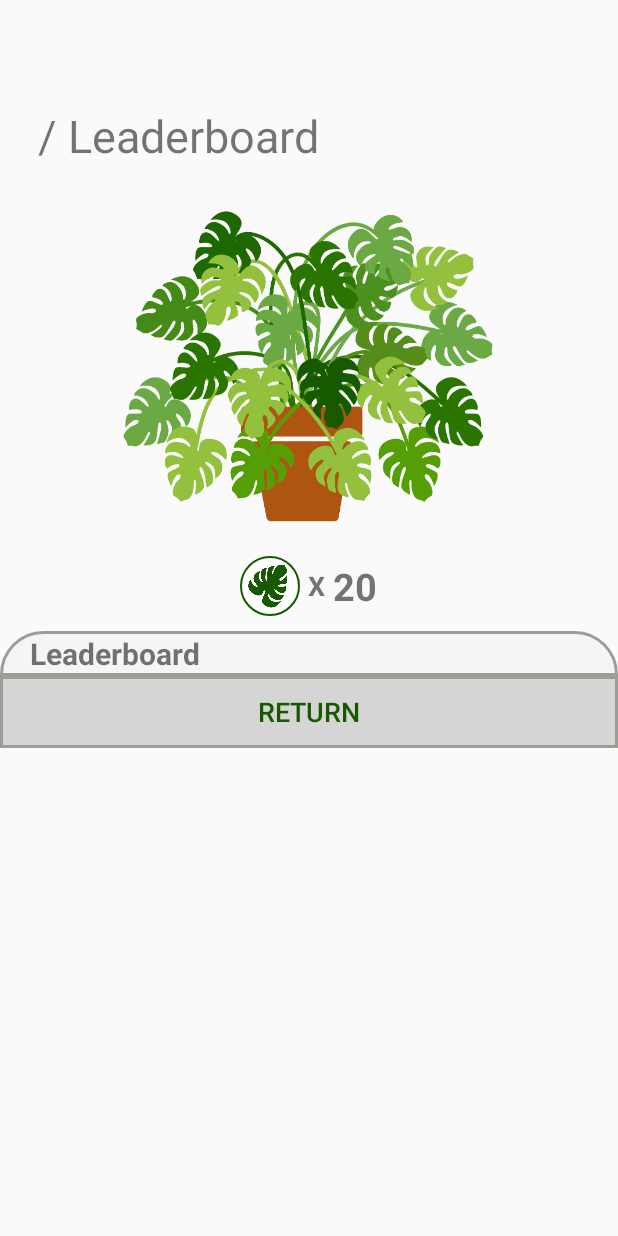
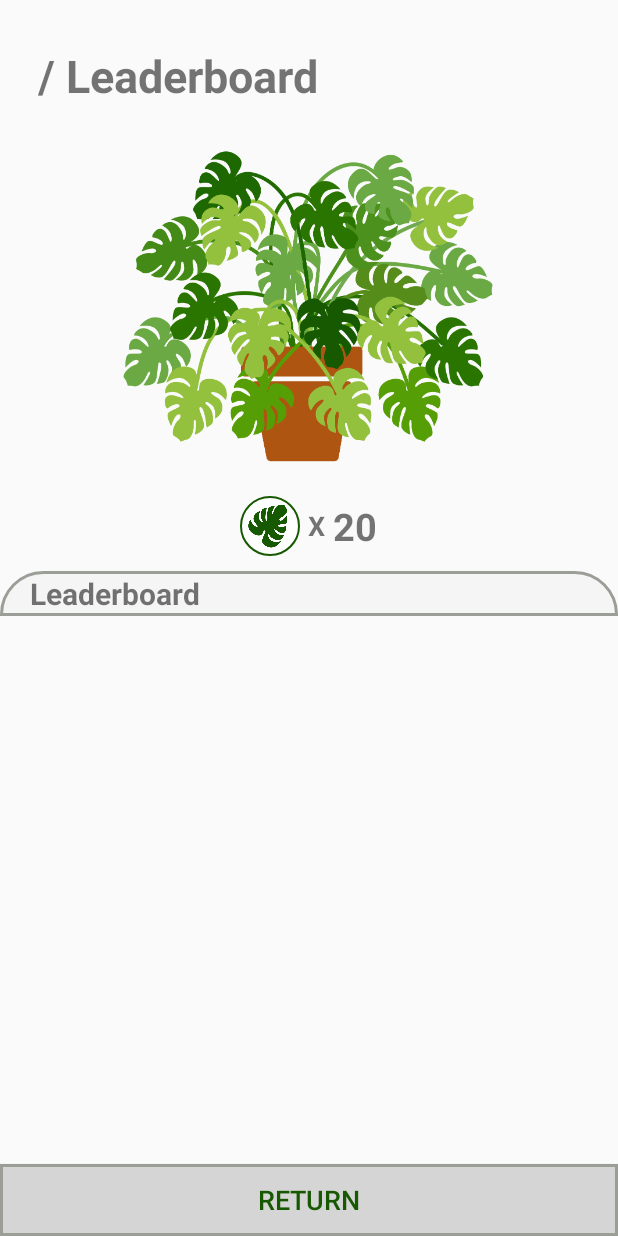
Before and after one commit to andy-cameron/Green_Leaf, an Android app: the LeaderboardScreenFragment screen opened directly, with no data from a screen before it, on a phone screen of 412 x 824 dp. Run offline under Robolectric (Android 15) with nearby library versions, the phone set to English and light mode, and no system bars; our stand-ins replace Firebase (no records; nobody signed in at launch, a user with empty details on screens opened directly); 1 statement that could not run was skipped.

Commit message:
Fixed return button on leaderboard

```diff
--- a/app/src/main/res/layout/fragment_leaderboard_screen.xml
+++ b/app/src/main/res/layout/fragment_leaderboard_screen.xml
@@ -2,7 +2,7 @@
 <LinearLayout
 xmlns:android="http://schemas.android.com/apk/res/android"
 android:layout_width="match_parent"
-android:layout_height="wrap_content"
+android:layout_height="match_parent"
 android:orientation="vertical">
 
     <LinearLayout
@@ -12,13 +12,14 @@ android:orientation="vertical">
         android:gravity="center"
         android:orientation="vertical"
         android:paddingHorizontal="25dp"
-    android:layout_marginTop="@dimen/heading_padding">
+        android:layout_marginTop="30dp">
 
         <TextView
             android:layout_width="match_parent"
             android:layout_height="match_parent"
             android:text="@string/Leaderboard"
-        android:textSize="@dimen/heading_text" />
+            android:textSize="@dimen/heading_text"
+            android:textStyle="bold"/>
 
         <ImageView
             android:layout_width="wrap_content"
@@ -69,18 +70,15 @@ android:orientation="vertical">
             android:textStyle="bold"
             android:textSize="20dp"/>
     </LinearLayout>
-    <RelativeLayout
-        android:layout_width="wrap_content"
-        android:layout_height="wrap_content">
+    <LinearLayout
+        android:layout_width="match_parent"
+        android:layout_height="match_parent"
+        android:orientation="vertical">
         <android.support.v7.widget.RecyclerView
             android:id="@+id/recycler_view"
             android:layout_width="match_parent"
-            android:layout_height="wrap_content" />
-    </RelativeLayout>
-<RelativeLayout
-    android:layout_width="match_parent"
             android:layout_height="wrap_content"
-    android:orientation="vertical">
+            android:layout_weight="1"/>
         <Button
             android:id="@+id/return_to_profile"
             android:layout_width="match_parent"
@@ -89,7 +87,5 @@ android:orientation="vertical">
             android:text="@string/return_string_login"
             android:textSize="18sp"
             android:textColor="@color/darkestGreen" />
-</RelativeLayout>
-
-
     </LinearLayout>
+</LinearLayout>
```
Lines whose indentation alone changed are shown as unchanged.
